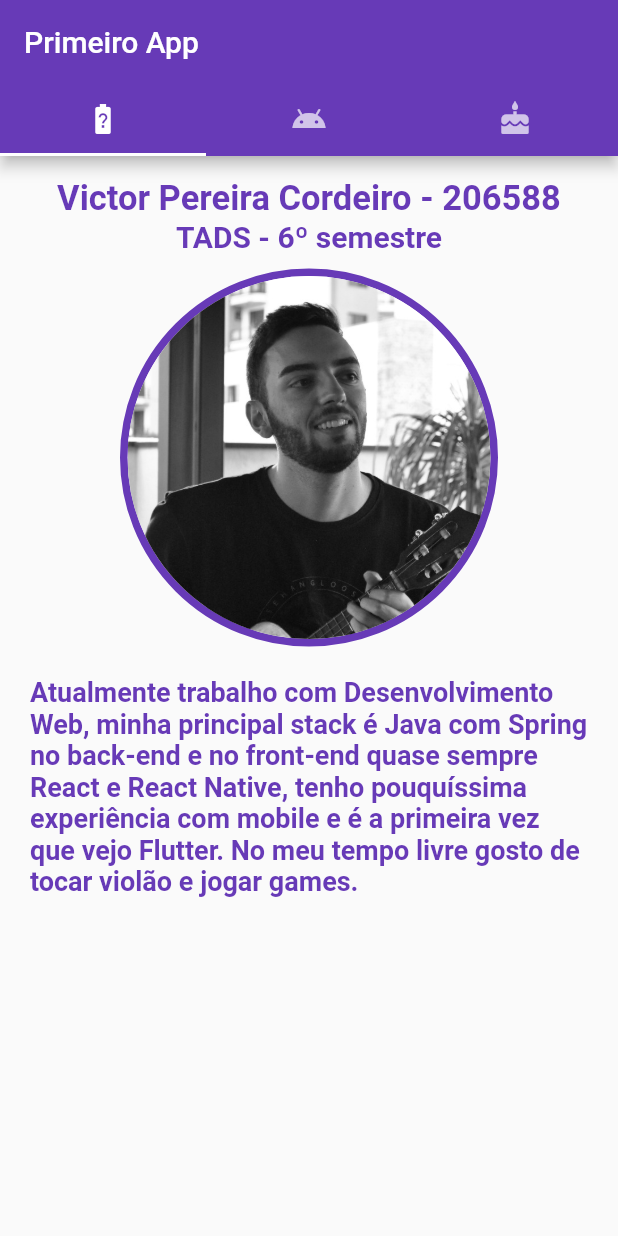
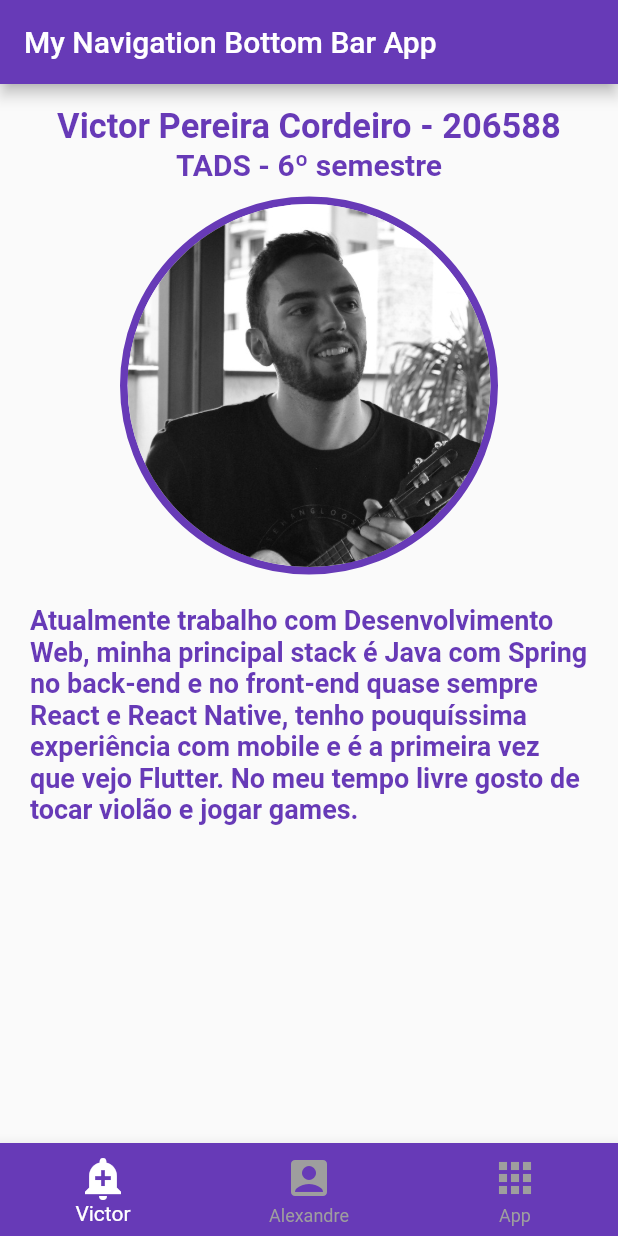
Before and after one commit to victorpereira01/prog-mobile-si700, a Flutter app: the screen it shows after launch, on a phone screen of 412 x 824 dp. Run offline on Flutter 3.47's test engine with Material 2 defaults, Android fonts, the phone set to English and light mode, and no system bars.

Commit message:
Refatoração: Primeiro app usando BottomNavigationBar

```diff
--- /dev/null
+++ b/primeiro_app/lib/bottomNavigationBar.dart
@@ -0,0 +1,58 @@
+import 'package:flutter/material.dart';
+import 'views.dart';
+
+class MyBottomNavigationBar extends StatefulWidget {
+  @override
+  State<StatefulWidget> createState() {
+    return new _MyBottomNavigationBar();
+  }
+}
+
+class _MyBottomNavigationBar extends State<MyBottomNavigationBar> {
+  int _currentPage;
+  var _pages;
+
+  @override
+  void initState() {
+    super.initState();
+
+    _currentPage = 0;
+
+    _pages = [
+      generateVictorView(),
+      generateAlexandreView(),
+      generateTrabalhoView()
+    ];
+  }
+
+  @override
+  Widget build(BuildContext context) {
+    return MaterialApp(
+      title: "Bottom Navigation Bar",
+      home: Scaffold(
+        body: Center(
+          child: _pages.elementAt(_currentPage),
+        ),
+        appBar: AppBar(
+          title: Text("My Navigation Bottom Bar App"),
+          backgroundColor: Colors.deepPurple,
+        ),
+        bottomNavigationBar: BottomNavigationBar(
+          items: [
+            BottomNavigationBarItem(
+                icon: Icon(Icons.add_alert), title: Text("Victor")),
+            BottomNavigationBarItem(
+                icon: Icon(Icons.account_box), title: Text("Alexandre")),
+            BottomNavigationBarItem(icon: Icon(Icons.apps), title: Text("App")),
+          ],
+          backgroundColor: Colors.deepPurple,
+          iconSize: 32,
+          unselectedItemColor: Colors.grey,
+          fixedColor: Colors.white,
+          currentIndex: _currentPage,
+          onTap: (int index) => setState(() => _currentPage = index),
+        ),
+      ),
+    );
+  }
+}
--- a/primeiro_app/lib/main.dart
+++ b/primeiro_app/lib/main.dart
@@ -1,4 +1,5 @@
 import 'package:flutter/material.dart';
+import 'bottomNavigationBar.dart';
 
 void main() {
   runApp(MyApp());
@@ -14,159 +15,7 @@ class MyApp extends StatelessWidget {
         primarySwatch: Colors.deepPurple,
         visualDensity: VisualDensity.adaptivePlatformDensity,
       ),
-      home: DefaultTabController(
-        length: 3,
-        child: MyFirstApp(),
-      ),
+      home: MyBottomNavigationBar(),
     );
   }
 }
-
-class MyFirstApp extends StatelessWidget {
-  @override
-  Widget build(BuildContext context) {
-    return Scaffold(
-        appBar: AppBar(
-          title: Text("Primeiro App"),
-          bottom: TabBar(tabs: [
-            Tab(icon: Icon(Icons.battery_unknown)),
-            Tab(icon: Icon(Icons.android)),
-            Tab(icon: Icon(Icons.cake))
-          ]),
-        ),
-        body: TabBarView(children: [
-          Center(child: generateVictorView()),
-          Center(child: generateAlexandreView()),
-          Center(child: generateTrabalhoView()),
-        ]));
-  }
-}
-
-Widget generateVictorView() {
-  return Center(
-      child: Column(
-    children: [
-      Container(
-        margin: EdgeInsets.only(top: 15),
-        child: Text(
-          "Victor Pereira Cordeiro - 206588",
-          style: TextStyle(
-              fontSize: 23,
-              fontWeight: FontWeight.bold,
-              color: Colors.deepPurple),
-        ),
-      ),
-      Text(
-        "TADS - 6º semestre",
-        style: TextStyle(
-            fontSize: 20,
-            fontWeight: FontWeight.bold,
-            color: Colors.deepPurple),
-      ),
-      Container(
-          decoration: BoxDecoration(
-              shape: BoxShape.circle,
-              border: Border.all(color: Colors.deepPurple, width: 5)),
-          margin: EdgeInsets.only(right: 80, left: 80, top: 10),
-          child: ClipRRect(
-              borderRadius: BorderRadius.circular(200),
-              child: Image.asset('assets/images/victor.jpg'))),
-      Padding(
-          padding: EdgeInsets.all(20),
-          child: Text(
-              "Atualmente trabalho com Desenvolvimento Web, minha principal stack é "
-              "Java com Spring no back-end e no front-end quase sempre React e React Native, "
-              "tenho pouquíssima experiência com mobile e é a primeira vez que vejo Flutter. No meu tempo "
-              "livre gosto de tocar violão e jogar games.",
-              style: TextStyle(
-                  fontSize: 18,
-                  fontWeight: FontWeight.bold,
-                  color: Colors.deepPurple)))
-    ],
-  ));
-}
-
-Widget generateAlexandreView() {
-  return Center(
-      child: Column(
-    children: [
-      Container(
-        margin: EdgeInsets.only(top: 15),
-        child: Text(
-          "Alexandre Queiroz - 212344",
-          style: TextStyle(
-              fontSize: 23, fontWeight: FontWeight.bold, color: Colors.indigo),
-        ),
-      ),
-      Text(
-        "TADS - 6º semestre",
-        style: TextStyle(
-            fontSize: 20, fontWeight: FontWeight.bold, color: Colors.indigo),
-      ),
-      Container(
-          decoration: BoxDecoration(
-              shape: BoxShape.circle,
-              border: Border.all(color: Colors.indigo, width: 5)),
-          margin: EdgeInsets.only(right: 80, left: 80, top: 10),
-          child: ClipRRect(
-              borderRadius: BorderRadius.circular(200),
-              child: Image.asset('assets/images/alexandre.jpg'))),
-      Padding(
-          padding: EdgeInsets.all(20),
-          child: Text(
-              "No momento não estou estágiando nem trabalhando, mas minha principal área de "
-              "atuação é a de Suporte que foi a área que eu estagiei para concluir meu técnico. "
-              "Eu não sou o maior fã de programação, mas procuro saber um pouco sobre diversas "
-              "linguagens, para o caso de eu eventualmente ter uma ideia que eu mesmo queira "
-              "transformar em um software. No meu tempo livre, o que eu mais gosto de fazer é "
-              "jogar, ouvir música e antes da quarentena, gostava de caminhar.",
-              style: TextStyle(
-                  fontSize: 18,
-                  fontWeight: FontWeight.bold,
-                  color: Colors.indigo)))
-    ],
-  ));
-}
-
-Widget generateTrabalhoView() {
-  return Center(
-    child: Column(
-      children: [
-        Container(
-          padding: EdgeInsets.only(top: 15),
-          child: Text(
-            "APP DE CONTROLE FINANCEIRO",
-            style: TextStyle(
-                fontSize: 23,
-                fontWeight: FontWeight.bold,
-                color: Colors.deepPurple),
-          ),
-        ),
-        Padding(
-            padding: EdgeInsets.only(right: 20, left: 20, top: 15),
-            child: Column(
-              children: [
-                Text(
-                  "App de controle financeiro para gerenciar receitas e gastos",
-                  textAlign: TextAlign.center,
-                  style: TextStyle(
-                      fontSize: 20,
-                      fontWeight: FontWeight.bold,
-                      color: Colors.deepPurple),
-                ),
-                Container(
-                  padding: EdgeInsets.only(top: 20),
-                  child: Row(
-                    mainAxisAlignment: MainAxisAlignment.spaceEvenly,
-                    children: [
-                      Image.asset('assets/images/main.jpg', width: 185),
-                      Image.asset('assets/images/list.jpg', width: 185),
-                    ],
-                  ),
-                )
-              ],
-            ))
-      ],
-    ),
-  );
-}
--- /dev/null
+++ b/primeiro_app/lib/views.dart
@@ -0,0 +1,130 @@
+import 'package:flutter/material.dart';
+
+Widget generateVictorView() {
+  return Center(
+      child: Column(
+    children: [
+      Container(
+        margin: EdgeInsets.only(top: 15),
+        child: Text(
+          "Victor Pereira Cordeiro - 206588",
+          style: TextStyle(
+              fontSize: 23,
+              fontWeight: FontWeight.bold,
+              color: Colors.deepPurple),
+        ),
+      ),
+      Text(
+        "TADS - 6º semestre",
+        style: TextStyle(
+            fontSize: 20,
+            fontWeight: FontWeight.bold,
+            color: Colors.deepPurple),
+      ),
+      Container(
+          decoration: BoxDecoration(
+              shape: BoxShape.circle,
+              border: Border.all(color: Colors.deepPurple, width: 5)),
+          margin: EdgeInsets.only(right: 80, left: 80, top: 10),
+          child: ClipRRect(
+              borderRadius: BorderRadius.circular(200),
+              child: Image.asset('assets/images/victor.jpg'))),
+      Padding(
+          padding: EdgeInsets.all(20),
+          child: Text(
+              "Atualmente trabalho com Desenvolvimento Web, minha principal stack é "
+              "Java com Spring no back-end e no front-end quase sempre React e React Native, "
+              "tenho pouquíssima experiência com mobile e é a primeira vez que vejo Flutter. No meu tempo "
+              "livre gosto de tocar violão e jogar games.",
+              style: TextStyle(
+                  fontSize: 18,
+                  fontWeight: FontWeight.bold,
+                  color: Colors.deepPurple)))
+    ],
+  ));
+}
+
+Widget generateAlexandreView() {
+  return Center(
+      child: Column(
+    children: [
+      Container(
+        margin: EdgeInsets.only(top: 15),
+        child: Text(
+          "Alexandre Queiroz - 212344",
+          style: TextStyle(
+              fontSize: 23, fontWeight: FontWeight.bold, color: Colors.indigo),
+        ),
+      ),
+      Text(
+        "TADS - 6º semestre",
+        style: TextStyle(
+            fontSize: 20, fontWeight: FontWeight.bold, color: Colors.indigo),
+      ),
+      Container(
+          decoration: BoxDecoration(
+              shape: BoxShape.circle,
+              border: Border.all(color: Colors.indigo, width: 5)),
+          margin: EdgeInsets.only(right: 80, left: 80, top: 10),
+          child: ClipRRect(
+              borderRadius: BorderRadius.circular(200),
+              child: Image.asset('assets/images/alexandre.jpg'))),
+      Padding(
+          padding: EdgeInsets.all(20),
+          child: Text(
+              "No momento não estou estágiando nem trabalhando, mas minha principal área de "
+              "atuação é a de Suporte que foi a área que eu estagiei para concluir meu técnico. "
+              "Eu não sou o maior fã de programação, mas procuro saber um pouco sobre diversas "
+              "linguagens, para o caso de eu eventualmente ter uma ideia que eu mesmo queira "
+              "transformar em um software. No meu tempo livre, o que eu mais gosto de fazer é "
+              "jogar, ouvir música e antes da quarentena, gostava de caminhar.",
+              style: TextStyle(
+                  fontSize: 18,
+                  fontWeight: FontWeight.bold,
+                  color: Colors.indigo)))
+    ],
+  ));
+}
+
+Widget generateTrabalhoView() {
+  return Center(
+    child: Column(
+      children: [
+        Container(
+          padding: EdgeInsets.only(top: 15),
+          child: Text(
+            "APP DE CONTROLE FINANCEIRO",
+            style: TextStyle(
+                fontSize: 23,
+                fontWeight: FontWeight.bold,
+                color: Colors.deepPurple),
+          ),
+        ),
+        Padding(
+            padding: EdgeInsets.only(right: 20, left: 20, top: 15),
+            child: Column(
+              children: [
+                Text(
+                  "App de controle financeiro para gerenciar receitas e gastos",
+                  textAlign: TextAlign.center,
+                  style: TextStyle(
+                      fontSize: 20,
+                      fontWeight: FontWeight.bold,
+                      color: Colors.deepPurple),
+                ),
+                Container(
+                  padding: EdgeInsets.only(top: 20),
+                  child: Row(
+                    mainAxisAlignment: MainAxisAlignment.spaceEvenly,
+                    children: [
+                      Image.asset('assets/images/main.jpg', width: 185),
+                      Image.asset('assets/images/list.jpg', width: 185),
+                    ],
+                  ),
+                )
+              ],
+            ))
+      ],
+    ),
+  );
+}
```
